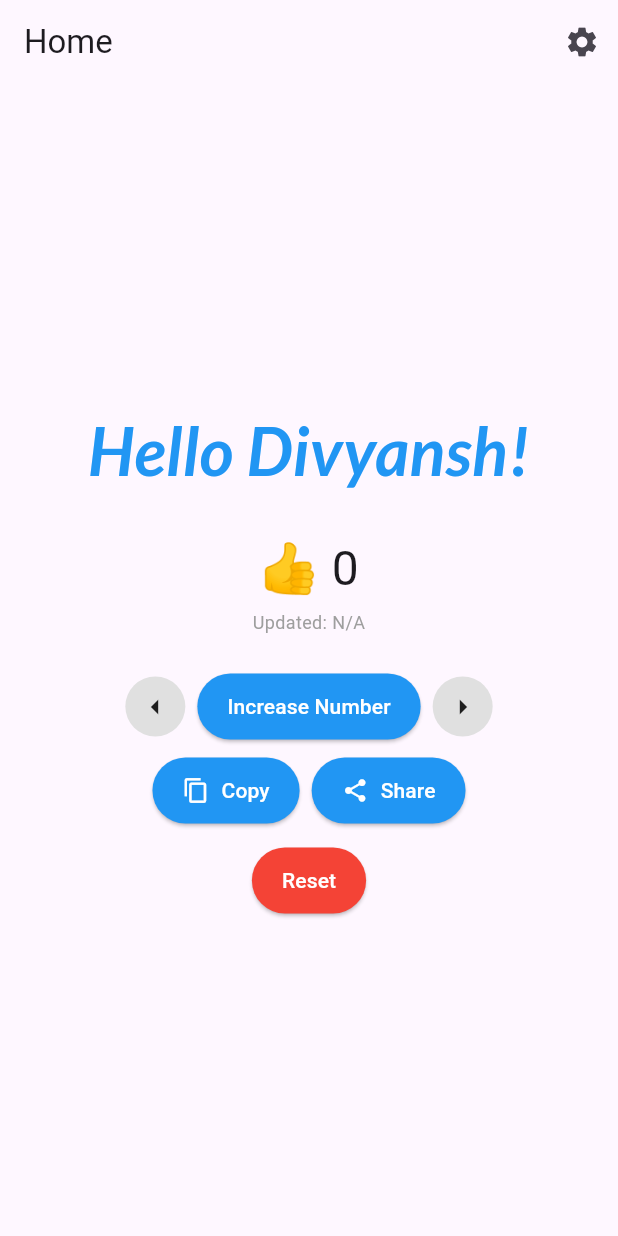
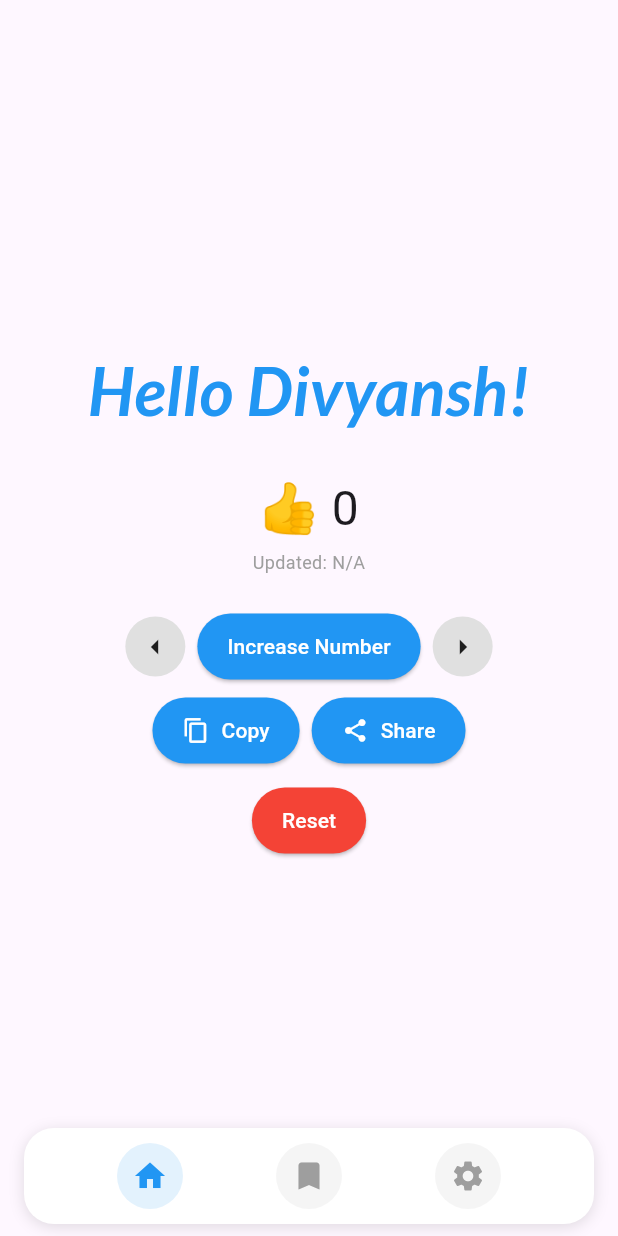
Before and after one commit to divyanshkumarindia/flutter_projects, a Flutter app: the screen it shows after launch, on a phone screen of 412 x 824 dp. Run offline on Flutter 3.47's test engine with Material 3 defaults, Android fonts, the phone set to English and light mode, and no system bars; our stand-ins replace google_fonts, share_plus, shared_preferences.

Commit message:
Removed AppBar title/settings and added bottom nav bar wireframe with icons

```diff
--- a/01_click_counter/lib/main.dart
+++ b/01_click_counter/lib/main.dart
@@ -1,4 +1,3 @@
-import 'package:flutter/foundation.dart';
 import 'package:flutter/material.dart';
 import 'dart:async';
 import 'package:google_fonts/google_fonts.dart';
@@ -115,18 +114,7 @@ class MyHomePage extends StatelessWidget {
   @override
   Widget build(BuildContext context) {
     return Scaffold(
-      appBar: AppBar(
-        title: const Text('Home'),
-        actions: [
-          IconButton(
-            icon: const Icon(Icons.settings),
-            tooltip: 'Settings',
-            onPressed: () {
-              if (kDebugMode) print('Settings button pressed');
-            },
-          ),
-        ],
-      ),
+      appBar: AppBar(),
       body: Center(
         child: Column(
           mainAxisAlignment: MainAxisAlignment.center,
@@ -149,6 +137,67 @@ class MyHomePage extends StatelessWidget {
             const SizedBox(height: 24),
             ControlButtons(),
           ],
+        ),
+      ),
+      // Minimal rounded bottom navigation bar (wireframe only)
+      bottomNavigationBar: SafeArea(
+        child: Padding(
+          padding: const EdgeInsets.symmetric(horizontal: 16, vertical: 8),
+          child: Container(
+            height: 64,
+            decoration: BoxDecoration(
+              color: Colors.white,
+              borderRadius: BorderRadius.circular(20),
+              boxShadow: [
+                BoxShadow(
+                  color: Colors.black12,
+                  blurRadius: 8,
+                  offset: Offset(0, 2),
+                ),
+              ],
+            ),
+            child: Row(
+              mainAxisAlignment: MainAxisAlignment.spaceEvenly,
+              children: [
+                // Home
+                Tooltip(
+                  message: 'Home',
+                  child: Container(
+                    decoration: BoxDecoration(
+                      shape: BoxShape.circle,
+                      color: Colors.blue.shade50,
+                    ),
+                    padding: const EdgeInsets.all(10),
+                    child: const Icon(Icons.home, color: Colors.blue),
+                  ),
+                ),
+                // Saved
+                Tooltip(
+                  message: 'Saved',
+                  child: Container(
+                    decoration: BoxDecoration(
+                      shape: BoxShape.circle,
+                      color: Colors.grey.shade100,
+                    ),
+                    padding: const EdgeInsets.all(10),
+                    child: const Icon(Icons.bookmark, color: Colors.grey),
+                  ),
+                ),
+                // Settings
+                Tooltip(
+                  message: 'Settings',
+                  child: Container(
+                    decoration: BoxDecoration(
+                      shape: BoxShape.circle,
+                      color: Colors.grey.shade100,
+                    ),
+                    padding: const EdgeInsets.all(10),
+                    child: const Icon(Icons.settings, color: Colors.grey),
+                  ),
+                ),
+              ],
+            ),
+          ),
         ),
       ),
     );
@@ -237,9 +286,6 @@ class _CounterDisplayState extends State<CounterDisplay>
   }
 
   static String _formatTimestamp(DateTime dt) {
-    // Convert the provided DateTime to IST (UTC+5:30) and format as
-    // YYYY-MM-DD HH:MM. We do not change the original timezone of `dt` but
-    // compute the IST equivalent from UTC milliseconds since epoch.
     final utcMillis = dt.toUtc().millisecondsSinceEpoch;
     // IST offset in milliseconds = 5.5 hours
     const istOffsetMillis = 5 * 60 * 60 * 1000 + 30 * 60 * 1000;
```
